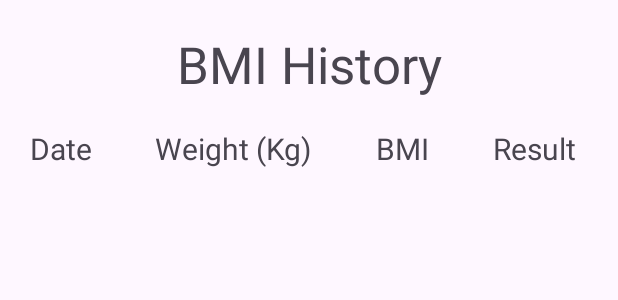
After one commit to wuttipat6509650716/cs361_assingment, an Android app: the layout history.xml on its own in the app's theme, with its tools: preview values and no code run, on a phone screen of 412 x 824 dp. The commit adds this screen. Shown: the top 300 px of the screen. Run offline under Robolectric (Android 15) with nearby library versions, the phone set to English and light mode, and no system bars.

Commit message:
BMI history layout and string file

```diff
--- /dev/null
+++ b/app/src/main/res/layout/history.xml
@@ -0,0 +1,72 @@
+<?xml version="1.0" encoding="utf-8"?>
+<LinearLayout xmlns:android="http://schemas.android.com/apk/res/android"
+    xmlns:tools="http://schemas.android.com/tools"
+    android:layout_width="match_parent"
+    android:layout_height="match_parent"
+    android:orientation="vertical">
+
+    <LinearLayout
+        android:layout_width="match_parent"
+        android:layout_height="wrap_content"
+        android:orientation="horizontal">
+
+        <TextView
+            android:id="@+id/textView"
+            android:layout_width="wrap_content"
+            android:layout_height="wrap_content"
+            android:layout_marginTop="20dp"
+            android:layout_weight="1"
+            android:gravity="center"
+            android:text="@string/BMI_History"
+            android:textSize="34sp" />
+
+    </LinearLayout>
+
+    <LinearLayout
+        android:layout_width="match_parent"
+        android:layout_height="wrap_content"
+        android:orientation="horizontal">
+
+        <TextView
+            android:id="@+id/textView7"
+            android:layout_width="wrap_content"
+            android:layout_height="wrap_content"
+            android:layout_marginLeft="20dp"
+            android:layout_marginTop="20dp"
+            android:layout_weight="1"
+            android:text="@string/Date"
+            android:textSize="20sp" />
+
+        <TextView
+            android:id="@+id/textView8"
+            android:layout_width="wrap_content"
+            android:layout_height="wrap_content"
+            android:layout_marginLeft="20dp"
+            android:layout_marginTop="20dp"
+            android:layout_weight="1"
+            android:text="@string/weight_kg"
+            android:textSize="20sp" />
+
+        <TextView
+            android:id="@+id/textView9"
+            android:layout_width="wrap_content"
+            android:layout_height="wrap_content"
+            android:layout_marginLeft="20dp"
+            android:layout_marginTop="20dp"
+            android:layout_weight="1"
+            android:text="@string/BMI"
+            android:textSize="20sp" />
+
+        <TextView
+            android:id="@+id/textView10"
+            android:layout_width="wrap_content"
+            android:layout_height="wrap_content"
+            android:layout_marginLeft="20dp"
+            android:layout_marginTop="20dp"
+            android:layout_marginRight="5dp"
+            android:layout_weight="1"
+            android:text="@string/result"
+            android:textSize="20sp" />
+    </LinearLayout>
+
+</LinearLayout>
--- a/app/src/main/res/values/strings.xml
+++ b/app/src/main/res/values/strings.xml
@@ -6,6 +6,8 @@
     <string name="result">Result</string>
     <string name="calculator">Calculate</string>
     <string name="Body_Index">Body Mass Index</string>
+    <string name="BMI_History">BMI History</string>
+    <string name="Date">Date</string>
 
     <string name="normal">Normal</string>
     <string name="severethinness">Severethinness</string>
```
Also changed, not shown: 1 other file.
